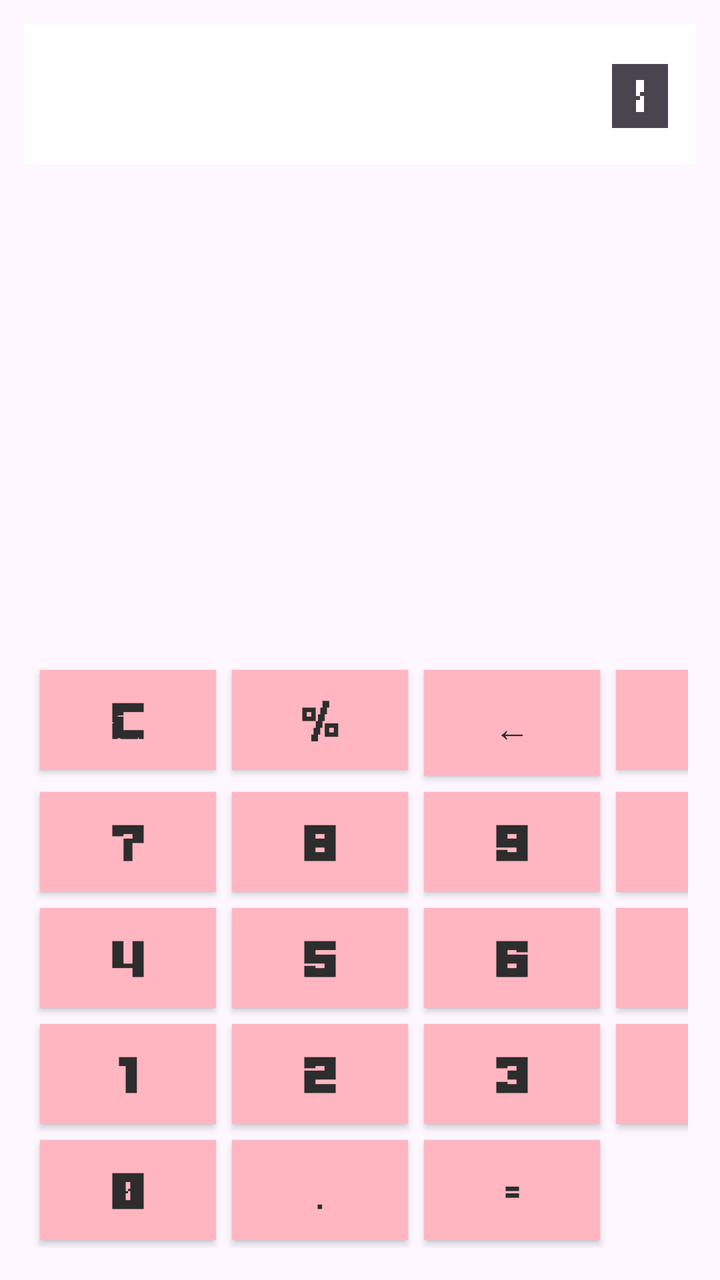
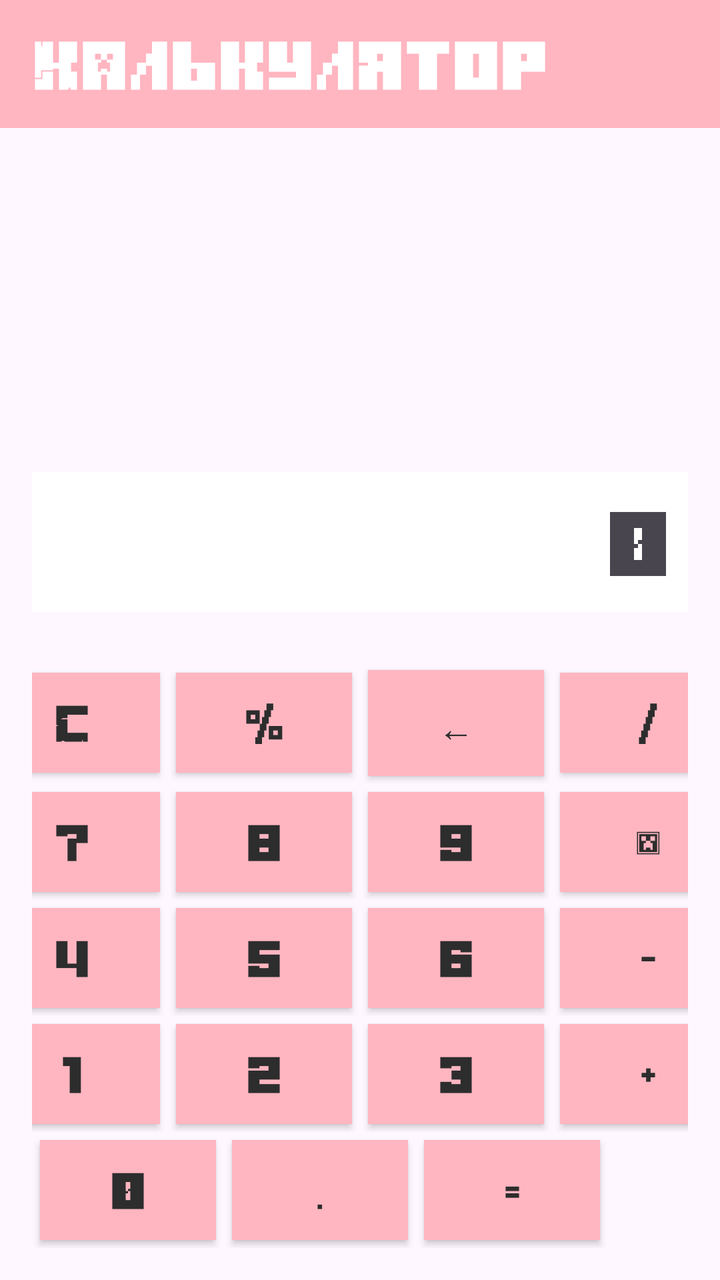

The first picture is an Android layout as it rendered before a commit; the second is the same layout after the commit. The layout source and the unified diff follow.
<!-- AndroidManifest.xml: application theme Theme.HW2 -->
<!-- res/layout/activity_main.xml -->
<androidx.constraintlayout.widget.ConstraintLayout
    xmlns:android="http://schemas.android.com/apk/res/android"
    xmlns:app="http://schemas.android.com/apk/res-auto"
    android:layout_width="match_parent"
    android:layout_height="match_parent">

    <TextView
        android:id="@+id/outputText"
        android:layout_width="0dp"
        android:layout_height="wrap_content"
        android:layout_margin="12dp"
        android:padding="12dp"
        android:gravity="end"
        android:text="0"
        android:textSize="32sp"
        android:fontFamily="@font/custom_font"
        android:background="@color/white"
        android:contentDescription="Результат вычисления"
        app:layout_constraintTop_toTopOf="parent"
        app:layout_constraintStart_toStartOf="parent"
        app:layout_constraintEnd_toEndOf="parent" />

    <GridLayout
        android:layout_width="match_parent"
        android:layout_height="wrap_content"
        android:layout_margin="12dp"
        android:rowCount="5"
        android:columnCount="4"
        android:padding="4dp"
        app:layout_constraintBottom_toBottomOf="parent"
        app:layout_constraintStart_toStartOf="parent"
        app:layout_constraintEnd_toEndOf="parent">

        <Button
            android:id="@+id/buttonClear"
            android:text="@string/clear"
            android:layout_margin="4dp"
            android:contentDescription="Очистить ввод"
            style="@style/CalculatorButton"/>
        <Button
            android:id="@+id/buttonPercent"
            android:text="@string/percent"
            android:layout_margin="4dp"
            android:contentDescription="Процент"
            style="@style/CalculatorButton"/>
        <Button
            android:id="@+id/buttonBackspace"
            android:text="@string/backspace"
            android:layout_margin="4dp"
            android:contentDescription="Удалить последний символ"
            style="@style/CalculatorButton"/>
        <Button
            android:id="@+id/buttonDivide"
            android:text="@string/divide"
            android:layout_margin="4dp"
            android:contentDescription="Деление"
            style="@style/CalculatorButton"/>

        <Button android:id="@+id/button7" android:text="@string/seven" android:layout_margin="4dp" android:contentDescription="Семь" style="@style/CalculatorButton"/>
        <Button android:id="@+id/button8" android:text="@string/eight" android:layout_margin="4dp" android:contentDescription="Восемь" style="@style/CalculatorButton"/>
        <Button android:id="@+id/button9" android:text="@string/nine" android:layout_margin="4dp" android:contentDescription="Девять" style="@style/CalculatorButton"/>
        <Button android:id="@+id/buttonMultiply" android:text="@string/multiply" android:layout_margin="4dp" android:contentDescription="Умножение" style="@style/CalculatorButton"/>

        <Button android:id="@+id/button4" android:text="@string/four" android:layout_margin="4dp" android:contentDescription="Четыре" style="@style/CalculatorButton"/>
        <Button android:id="@+id/button5" android:text="@string/five" android:layout_margin="4dp" android:contentDescription="Пять" style="@style/CalculatorButton"/>
        <Button android:id="@+id/button6" android:text="@string/six" android:layout_margin="4dp" android:contentDescription="Шесть" style="@style/CalculatorButton"/>
        <Button android:id="@+id/buttonMinus" android:text="@string/minus" android:layout_margin="4dp" android:contentDescription="Вычитание" style="@style/CalculatorButton"/>

        <Button android:id="@+id/button1" android:text="@string/one" android:layout_margin="4dp" android:contentDescription="Один" style="@style/CalculatorButton"/>
        <Button android:id="@+id/button2" android:text="@string/two" android:layout_margin="4dp" android:contentDescription="Два" style="@style/CalculatorButton"/>
        <Button android:id="@+id/button3" android:text="@string/three" android:layout_margin="4dp" android:contentDescription="Три" style="@style/CalculatorButton"/>
        <Button android:id="@+id/buttonPlus" android:text="@string/plus" android:layout_margin="4dp" android:contentDescription="Сложение" style="@style/CalculatorButton"/>

        <Button android:id="@+id/button0" android:text="@string/zero" android:layout_margin="4dp" android:contentDescription="Ноль" style="@style/CalculatorButton"/>
        <Button android:id="@+id/buttonDecimal" android:text="@string/decimal" android:layout_margin="4dp" android:contentDescription="Десятичная точка" style="@style/CalculatorButton"/>
        <Button android:id="@+id/buttonEquals" android:text="@string/equals" android:layout_margin="4dp" android:contentDescription="Равно" style="@style/CalculatorButton"/>
    </GridLayout>

</androidx.constraintlayout.widget.ConstraintLayout>
<!-- resources referenced by this layout -->
<resources>
  <color name="white">#FFFFFF</color>
  <string name="backspace">←</string>
  <string name="clear">C</string>
  <string name="decimal">.</string>
  <string name="divide">/</string>
  <string name="eight">8</string>
  <string name="equals">=</string>
  <string name="five">5</string>
  <string name="four">4</string>
  <string name="minus">-</string>
  <string name="multiply">*</string>
  <string name="nine">9</string>
  <string name="one">1</string>
  <string name="percent">%</string>
  <string name="plus">+</string>
  <string name="seven">7</string>
  <string name="six">6</string>
  <string name="three">3</string>
  <string name="two">2</string>
  <string name="zero">0</string>
  <style name="CalculatorButton" parent="Widget.AppCompat.Button">
          <item name="android:background">@color/mainButtonColor</item>
          <item name="android:textColor">@color/textColor</item>
          <item name="android:padding">12dp</item>
          <item name="android:textSize">18sp</item>
          <item name="android:fontFamily">@font/custom_font</item>
      </style>
  <style name="Theme.HW2" parent="Base.Theme.HW2" />
  <color name="mainButtonColor">#FFB6C1</color>
  <color name="textColor">#2D2D2D</color>
  <style name="Base.Theme.HW2" parent="Theme.Material3.DayNight.NoActionBar">
          <item name="materialButtonStyle">@style/MyButtonStyle</item>
  
  
      </style>
  <style name="MyButtonStyle" parent="Widget.MaterialComponents.Button">
          <item name="backgroundTint">@color/mainButtonColor</item>
          <item name="android:textColor">@color/white</item>
      </style>
</resources>

<!-- the commit's change to res/layout/activity_main.xml (unified diff, before → after) -->
@@ -1,79 +1,251 @@
-<androidx.constraintlayout.widget.ConstraintLayout
-    xmlns:android="http://schemas.android.com/apk/res/android"
+<?xml version="1.0" encoding="utf-8"?>
+<androidx.drawerlayout.widget.DrawerLayout xmlns:android="http://schemas.android.com/apk/res/android"
     xmlns:app="http://schemas.android.com/apk/res-auto"
+    xmlns:tools="http://schemas.android.com/tools"
+    android:id="@+id/drawer_layout"
     android:layout_width="match_parent"
-    android:layout_height="match_parent">
-
-    <TextView
-        android:id="@+id/outputText"
-        android:layout_width="0dp"
-        android:layout_height="wrap_content"
-        android:layout_margin="12dp"
-        android:padding="12dp"
-        android:gravity="end"
-        android:text="0"
-        android:textSize="32sp"
-        android:fontFamily="@font/custom_font"
-        android:background="@color/white"
-        android:contentDescription="Результат вычисления"
-        app:layout_constraintTop_toTopOf="parent"
-        app:layout_constraintStart_toStartOf="parent"
-        app:layout_constraintEnd_toEndOf="parent" />
-
-    <GridLayout
+    android:layout_height="match_parent"
+    tools:openDrawer="start">
+
+    <androidx.constraintlayout.widget.ConstraintLayout
+        android:id="@+id/main"
         android:layout_width="match_parent"
-        android:layout_height="wrap_content"
-        android:layout_margin="12dp"
-        android:rowCount="5"
-        android:columnCount="4"
-        android:padding="4dp"
-        app:layout_constraintBottom_toBottomOf="parent"
-        app:layout_constraintStart_toStartOf="parent"
-        app:layout_constraintEnd_toEndOf="parent">
-
-        <Button
-            android:id="@+id/buttonClear"
-            android:text="@string/clear"
-            android:layout_margin="4dp"
-            android:contentDescription="Очистить ввод"
-            style="@style/CalculatorButton"/>
-        <Button
-            android:id="@+id/buttonPercent"
-            android:text="@string/percent"
-            android:layout_margin="4dp"
-            android:contentDescription="Процент"
-            style="@style/CalculatorButton"/>
-        <Button
-            android:id="@+id/buttonBackspace"
-            android:text="@string/backspace"
-            android:layout_margin="4dp"
-            android:contentDescription="Удалить последний символ"
-            style="@style/CalculatorButton"/>
-        <Button
-            android:id="@+id/buttonDivide"
-            android:text="@string/divide"
-            android:layout_margin="4dp"
-            android:contentDescription="Деление"
-            style="@style/CalculatorButton"/>
-
-        <Button android:id="@+id/button7" android:text="@string/seven" android:layout_margin="4dp" android:contentDescription="Семь" style="@style/CalculatorButton"/>
-        <Button android:id="@+id/button8" android:text="@string/eight" android:layout_margin="4dp" android:contentDescription="Восемь" style="@style/CalculatorButton"/>
-        <Button android:id="@+id/button9" android:text="@string/nine" android:layout_margin="4dp" android:contentDescription="Девять" style="@style/CalculatorButton"/>
-        <Button android:id="@+id/buttonMultiply" android:text="@string/multiply" android:layout_margin="4dp" android:contentDescription="Умножение" style="@style/CalculatorButton"/>
-
-        <Button android:id="@+id/button4" android:text="@string/four" android:layout_margin="4dp" android:contentDescription="Четыре" style="@style/CalculatorButton"/>
-        <Button android:id="@+id/button5" android:text="@string/five" android:layout_margin="4dp" android:contentDescription="Пять" style="@style/CalculatorButton"/>
-        <Button android:id="@+id/button6" android:text="@string/six" android:layout_margin="4dp" android:contentDescription="Шесть" style="@style/CalculatorButton"/>
-        <Button android:id="@+id/buttonMinus" android:text="@string/minus" android:layout_margin="4dp" android:contentDescription="Вычитание" style="@style/CalculatorButton"/>
-
-        <Button android:id="@+id/button1" android:text="@string/one" android:layout_margin="4dp" android:contentDescription="Один" style="@style/CalculatorButton"/>
-        <Button android:id="@+id/button2" android:text="@string/two" android:layout_margin="4dp" android:contentDescription="Два" style="@style/CalculatorButton"/>
-        <Button android:id="@+id/button3" android:text="@string/three" android:layout_margin="4dp" android:contentDescription="Три" style="@style/CalculatorButton"/>
-        <Button android:id="@+id/buttonPlus" android:text="@string/plus" android:layout_margin="4dp" android:contentDescription="Сложение" style="@style/CalculatorButton"/>
-
-        <Button android:id="@+id/button0" android:text="@string/zero" android:layout_margin="4dp" android:contentDescription="Ноль" style="@style/CalculatorButton"/>
-        <Button android:id="@+id/buttonDecimal" android:text="@string/decimal" android:layout_margin="4dp" android:contentDescription="Десятичная точка" style="@style/CalculatorButton"/>
-        <Button android:id="@+id/buttonEquals" android:text="@string/equals" android:layout_margin="4dp" android:contentDescription="Равно" style="@style/CalculatorButton"/>
-    </GridLayout>
+        android:layout_height="match_parent"
+        tools:context=".MainActivity">
+
+        <com.google.android.material.appbar.AppBarLayout
+            android:layout_width="match_parent"
+            android:layout_height="wrap_content"
+            app:layout_constraintEnd_toEndOf="parent"
+            app:layout_constraintStart_toStartOf="parent"
+            app:layout_constraintTop_toTopOf="parent">
+
+            <androidx.appcompat.widget.Toolbar
+                android:id="@+id/toolbar"
+                android:layout_width="match_parent"
+                android:layout_height="?attr/actionBarSize"
+                app:title="@string/app_name"
+                app:titleTextAppearance="@style/ToolbarTitleStyle"
+                android:background="@color/mainButtonColor"/>
+
+        </com.google.android.material.appbar.AppBarLayout>
+
+
+        <TableLayout
+            android:layout_width="match_parent"
+            android:layout_height="wrap_content"
+            android:layout_margin="12dp"
+            android:rowCount="5"
+            android:columnCount="4"
+            android:padding="4dp"
+            app:layout_constraintBottom_toBottomOf="parent"
+            app:layout_constraintStart_toStartOf="parent"
+            app:layout_constraintEnd_toEndOf="parent">
+
+        <TableRow
+            android:layout_width="match_parent"
+            android:layout_height="match_parent"
+            android:gravity="center">
+
+            <TextView
+                android:id="@+id/numberField"
+                android:layout_width="wrap_content"
+                android:layout_height="wrap_content"
+                android:layout_margin="25dp"
+                android:padding="12dp"
+                android:gravity="end"
+                android:text="0"
+                android:layout_span="5"
+                android:textSize="32sp"
+                android:fontFamily="@font/custom_font"
+                android:background="@color/white"
+                android:contentDescription="Результат вычисления"
+                app:layout_constraintTop_toTopOf="parent"
+                app:layout_constraintStart_toStartOf="parent"
+                app:layout_constraintEnd_toEndOf="parent"/>
+
+        </TableRow>
+
+
+        <TableRow
+            android:layout_width="match_parent"
+            android:layout_height="match_parent"
+            android:gravity="center">
+
+            <Button
+                android:id="@+id/buttonClear"
+                android:text="@string/clear"
+                android:layout_margin="4dp"
+                android:contentDescription="Очистить ввод"
+                style="@style/CalculatorButton"/>
+
+            <Button
+                android:id="@+id/buttonPercent"
+                android:text="@string/percent"
+                android:layout_margin="4dp"
+                android:contentDescription="Процент"
+                style="@style/CalculatorButton"/>
+
+            <Button
+                android:id="@+id/buttonBackspace"
+                android:text="@string/backspace"
+                android:layout_margin="4dp"
+                android:contentDescription="Удалить последний символ"
+                style="@style/CalculatorButton"/>
+
+            <Button
+                android:id="@+id/buttonDivide"
+                android:text="@string/divide"
+                android:layout_margin="4dp"
+                android:contentDescription="Деление"
+                style="@style/CalculatorButton"/>
+        </TableRow>
+
+        <TableRow
+            android:layout_width="match_parent"
+            android:layout_height="match_parent"
+            android:gravity="center">
+
+            <Button
+                android:id="@+id/button7"
+                android:layout_margin="4dp"
+                android:text="@string/seven"
+                android:contentDescription="Семь"
+                style="@style/CalculatorButton"/>
+
+            <Button
+                android:id="@+id/button8"
+                android:text="@string/eight"
+                android:layout_margin="4dp"
+                android:contentDescription="Восемь"
+                style="@style/CalculatorButton"/>
+
+            <Button
+                android:id="@+id/button9"
+                android:text="@string/nine"
+                android:layout_margin="4dp"
+                android:contentDescription="Девять"
+                style="@style/CalculatorButton"/>
+
+            <Button
+                android:id="@+id/buttonMultiply"
+                android:text="@string/multiply"
+                android:layout_margin="4dp"
+                android:contentDescription="Умножение"
+                style="@style/CalculatorButton"/>
+
+
+        </TableRow>
+
+        <TableRow
+            android:layout_width="match_parent"
+            android:layout_height="match_parent"
+            android:gravity="center"
+            android:orientation="horizontal">
+
+            <Button
+                android:id="@+id/button4"
+                android:text="@string/four"
+                android:layout_margin="4dp"
+                android:contentDescription="Четыре"
+                style="@style/CalculatorButton"/>
+
+            <Button
+                android:id="@+id/button5"
+                android:text="@string/five"
+                android:layout_margin="4dp"
+                android:contentDescription="Пять"
+                style="@style/CalculatorButton"/>
+
+            <Button
+                android:id="@+id/button6"
+                android:text="@string/six"
+                android:layout_margin="4dp"
+                android:contentDescription="Шесть"
+                style="@style/CalculatorButton"/>
+
+            <Button
+                android:id="@+id/buttonMinus"
+                android:text="@string/minus"
+                android:layout_margin="4dp"
+                android:contentDescription="Вычитание"
+                style="@style/CalculatorButton"/>
+
+
+        </TableRow>
+
+        <TableRow
+            android:layout_width="match_parent"
+            android:layout_height="match_parent"
+            android:gravity="center"
+            android:orientation="horizontal">
+
+            <Button
+                android:id="@+id/button1"
+                android:text="@string/one"
+                android:layout_margin="4dp"
+                android:contentDescription="Один"
+                style="@style/CalculatorButton"/>
+
+            <Button
+                android:id="@+id/button2"
+                android:text="@string/two"
+                android:layout_margin="4dp"
+                android:contentDescription="Два"
+                style="@style/CalculatorButton"/>
+
+            <Button
+                android:id="@+id/button3"
+                android:text="@string/three"
+                android:layout_margin="4dp"
+                android:contentDescription="Три"
+                style="@style/CalculatorButton"/>
+
+            <Button
+                android:id="@+id/buttonPlus"
+                android:text="@string/plus"
+                android:layout_margin="4dp"
+                android:contentDescription="Сложение"
+                style="@style/CalculatorButton"/>
+
+
+        </TableRow>
+
+        <TableRow
+            android:layout_width="match_parent"
+            android:layout_height="match_parent"
+            android:gravity="left">
+
+            <Button
+                android:id="@+id/button0"
+                style="@style/CalculatorButton"
+                android:layout_margin="4dp"
+                android:contentDescription="Ноль"
+                android:text="@string/zero" />
+
+            <Button
+                android:id="@+id/buttonDecimal"
+                android:text="@string/decimal"
+                android:layout_margin="4dp"
+                android:contentDescription="Десятичная точка"
+                style="@style/CalculatorButton"/>
+
+            <Button
+                android:id="@+id/buttonEquals"
+                android:text="@string/equals"
+                android:layout_margin="4dp"
+                android:contentDescription="Равно"
+                style="@style/CalculatorButton"/>
+        </TableRow>
+    </TableLayout>
 
 </androidx.constraintlayout.widget.ConstraintLayout>
+
+<com.google.android.material.navigation.NavigationView
+android:id="@+id/navigation_view"
+android:layout_width="wrap_content"
+android:layout_height="match_parent"
+android:layout_gravity="start"
+app:menu="@menu/menu" />
+
+    </androidx.drawerlayout.widget.DrawerLayout>
<!-- resource entries referenced after the edit -->
@@ -1,6 +1,8 @@
 <!-- resources referenced by this layout -->
 <resources>
+  <color name="mainButtonColor">#FFB6C1</color>
   <color name="white">#FFFFFF</color>
+  <string name="app_name">Калькулятор</string>
   <string name="backspace">←</string>
   <string name="clear">C</string>
   <string name="decimal">.</string>
@@ -27,8 +29,12 @@
           <item name="android:textSize">18sp</item>
           <item name="android:fontFamily">@font/custom_font</item>
       </style>
+  <style name="ToolbarTitleStyle">
+          <item name="android:fontFamily">@font/custom_font</item>
+          <item name="android:textSize">24sp</item>
+          <item name="android:textColor">@android:color/white</item>
+      </style>
   <style name="Theme.HW2" parent="Base.Theme.HW2" />
-  <color name="mainButtonColor">#FFB6C1</color>
   <color name="textColor">#2D2D2D</color>
   <style name="Base.Theme.HW2" parent="Theme.Material3.DayNight.NoActionBar">
           <item name="materialButtonStyle">@style/MyButtonStyle</item>
